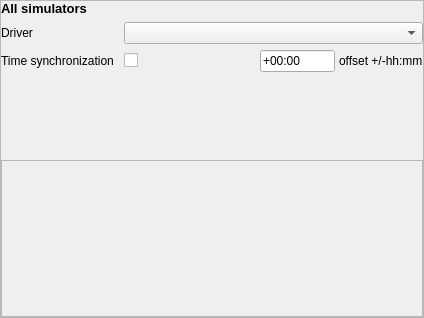
First picture: the form in src/blackgui/components/settingssimulatorcomponent.ui, repository swift-project/pilotclient, before the edit.
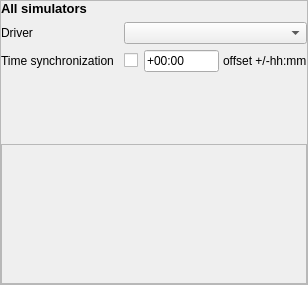
Second picture: the form after the edit. Custom widgets are drawn as their Qt base class.

What changed in the file:
```diff
--- a/src/blackgui/components/settingssimulatorcomponent.ui
+++ b/src/blackgui/components/settingssimulatorcomponent.ui
@@ -6,8 +6,8 @@
    <rect>
     <x>0</x>
     <y>0</y>
-    <width>424</width>
-    <height>318</height>
+    <width>308</width>
+    <height>285</height>
    </rect>
   </property>
   <property name="windowTitle">
```
